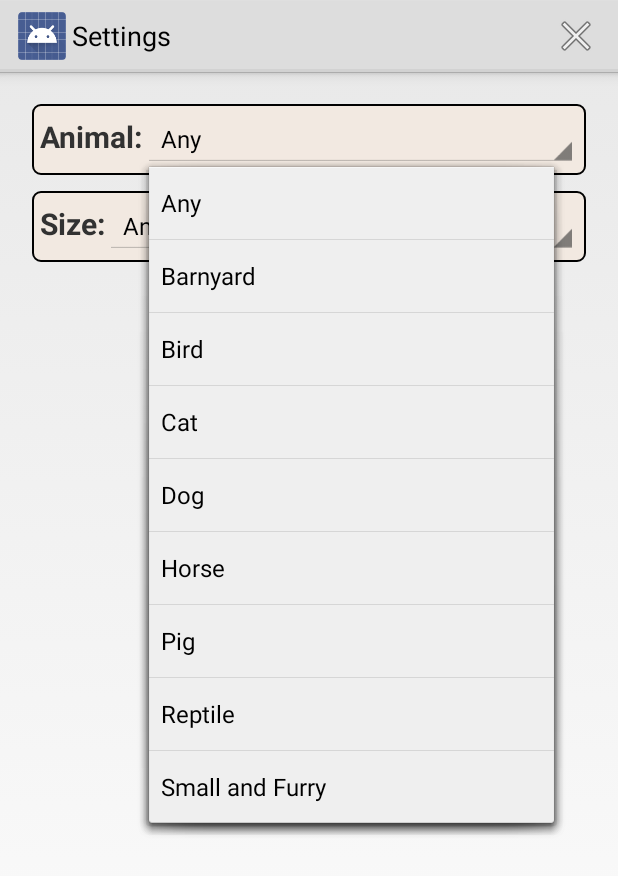
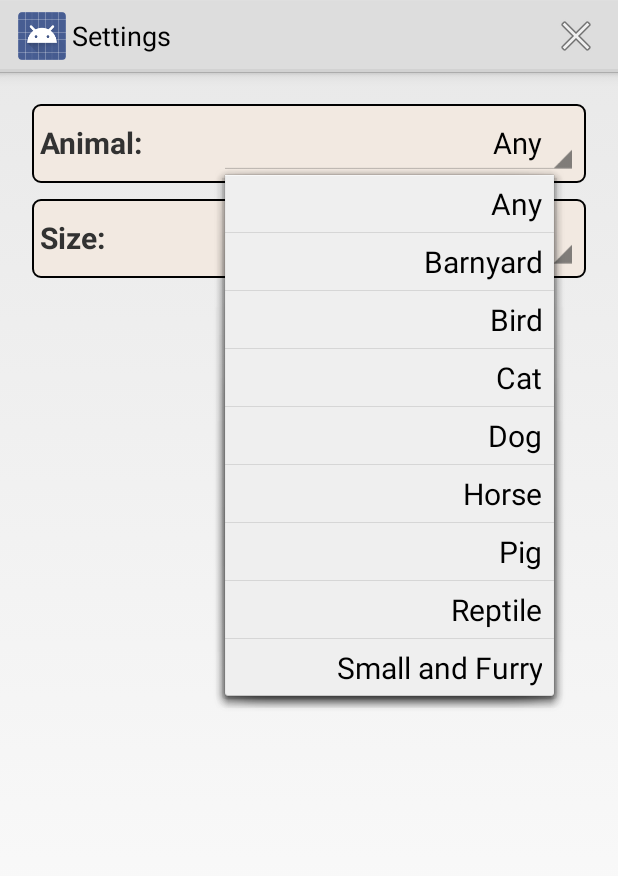
Before and after one commit to matthew-compton/Petfinder, an Android app: the SettingsFragment screen opened directly, with no data from a screen before it, after a tap on "Any", on a phone screen of 412 x 824 dp. Shown: the top 876 px of the screen. Run offline under Robolectric (Android 15) with nearby library versions, the phone set to English and light mode, and no system bars; our stand-ins replace ButterKnife, Dagger/Hilt's generated code; libraries missing offline, so code that uses them is left out: com.crittercism.app; 4 statements that could not run were skipped.

Commit message:
Improved formatting for spinners

```diff
--- a/app/src/main/java/com/ambergleam/petfinder/controller/SettingsFragment.java
+++ b/app/src/main/java/com/ambergleam/petfinder/controller/SettingsFragment.java
@@ -41,12 +41,12 @@ public class SettingsFragment extends BaseFragment {
         ButterKnife.inject(this, layout);
         setHasOptionsMenu(true);
 
-        mAnimalArrayAdapter = new ArrayAdapter<>(getActivity(), android.R.layout.simple_spinner_item, Animal.AnimalEnum.values());
-        mAnimalArrayAdapter.setDropDownViewResource(android.R.layout.simple_spinner_dropdown_item);
+        mAnimalArrayAdapter = new ArrayAdapter<>(getActivity(), R.layout.spinner_item, Animal.AnimalEnum.values());
+        mAnimalArrayAdapter.setDropDownViewResource(R.layout.spinner_item_dropdown);
         mAnimalSpinner.setAdapter(mAnimalArrayAdapter);
 
-        mSizeArrayAdapter = new ArrayAdapter<>(getActivity(), android.R.layout.simple_spinner_item, Size.SizeEnum.values());
-        mSizeArrayAdapter.setDropDownViewResource(android.R.layout.simple_spinner_dropdown_item);
+        mSizeArrayAdapter = new ArrayAdapter<>(getActivity(), R.layout.spinner_item, Size.SizeEnum.values());
+        mSizeArrayAdapter.setDropDownViewResource(R.layout.spinner_item_dropdown);
         mSizeSpinner.setAdapter(mSizeArrayAdapter);
 
         return layout;
--- a/app/src/main/res/layout/fragment_settings.xml
+++ b/app/src/main/res/layout/fragment_settings.xml
@@ -18,16 +18,18 @@
             style="@style/DetailLayoutHorizontal">
 
             <TextView
-                android:layout_width="wrap_content"
+                android:layout_width="0dp"
                 android:layout_height="wrap_content"
+                android:layout_weight="1"
                 android:text="@string/pet_animal"
                 android:textSize="@dimen/text_normal"
                 android:textStyle="bold"/>
 
             <Spinner
                 android:id="@+id/spinner_animal"
-                android:layout_width="match_parent"
-                android:layout_height="wrap_content"/>
+                android:layout_width="0dp"
+                android:layout_height="wrap_content"
+                android:layout_weight="2"/>
 
         </LinearLayout>
 
@@ -35,16 +37,18 @@
             style="@style/DetailLayoutHorizontal">
 
             <TextView
-                android:layout_width="wrap_content"
+                android:layout_width="0dp"
                 android:layout_height="wrap_content"
+                android:layout_weight="1"
                 android:text="@string/pet_size"
                 android:textSize="@dimen/text_normal"
                 android:textStyle="bold"/>
 
             <Spinner
                 android:id="@+id/spinner_size"
-                android:layout_width="match_parent"
-                android:layout_height="wrap_content"/>
+                android:layout_width="0dp"
+                android:layout_height="wrap_content"
+                android:layout_weight="2"/>
 
         </LinearLayout>
 
--- /dev/null
+++ b/app/src/main/res/layout/spinner_item.xml
@@ -0,0 +1,13 @@
+<?xml version="1.0" encoding="utf-8"?>
+<TextView xmlns:android="http://schemas.android.com/apk/res/android"
+          xmlns:tools="http://schemas.android.com/tools"
+          android:id="@android:id/text1"
+          android:singleLine="true"
+          android:layout_width="match_parent"
+          android:layout_height="wrap_content"
+          android:ellipsize="marquee"
+          android:textAlignment="gravity"
+          android:textSize="@dimen/text_normal"
+          android:gravity="right"
+          style="?android:attr/spinnerItemStyle"
+          tools:text="Cats"/>
--- /dev/null
+++ b/app/src/main/res/layout/spinner_item_dropdown.xml
@@ -0,0 +1,15 @@
+<?xml version="1.0" encoding="utf-8"?>
+<CheckedTextView xmlns:android="http://schemas.android.com/apk/res/android"
+                 xmlns:tools="http://schemas.android.com/tools"
+                 android:id="@android:id/text1"
+                 android:singleLine="true"
+                 android:layout_width="match_parent"
+                 android:layout_height="wrap_content"
+                 android:ellipsize="marquee"
+                 android:textAlignment="gravity"
+                 android:textSize="@dimen/text_normal"
+                 android:paddingTop="@dimen/padding_small"
+                 android:paddingBottom="@dimen/padding_small"
+                 android:gravity="right"
+                 style="?android:attr/spinnerDropDownItemStyle"
+                 tools:text="Cats"/>
```
